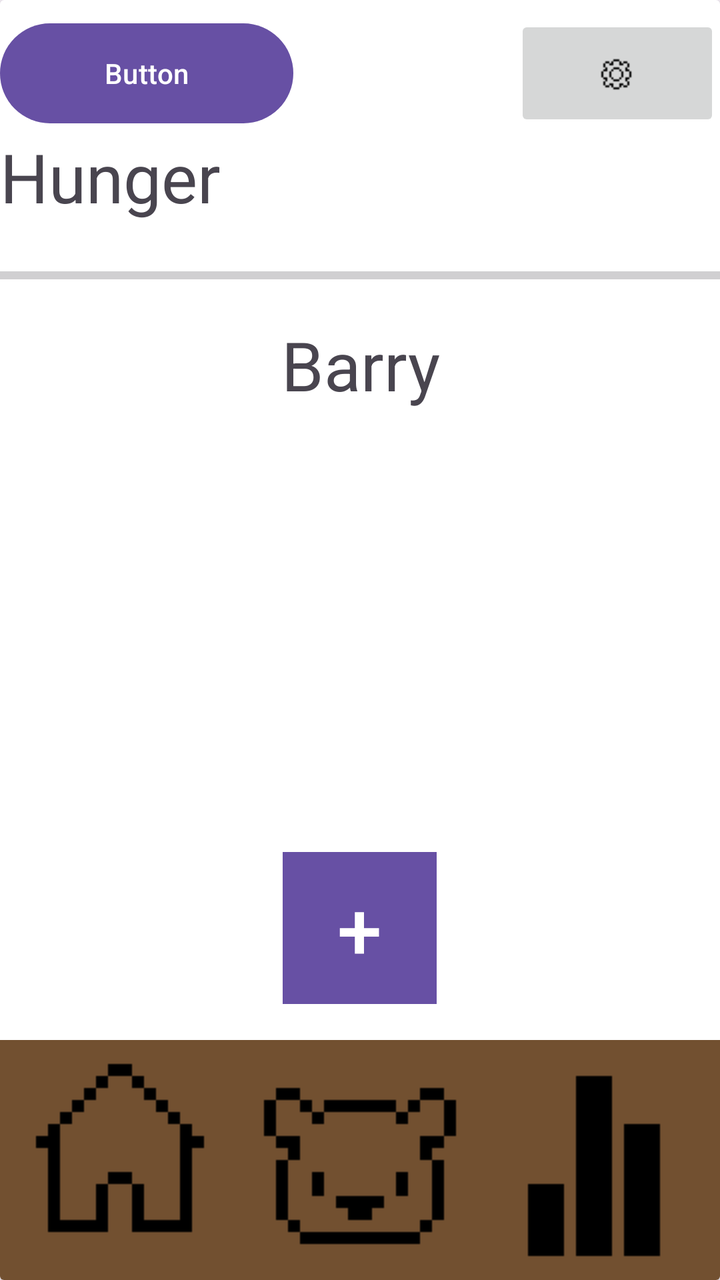
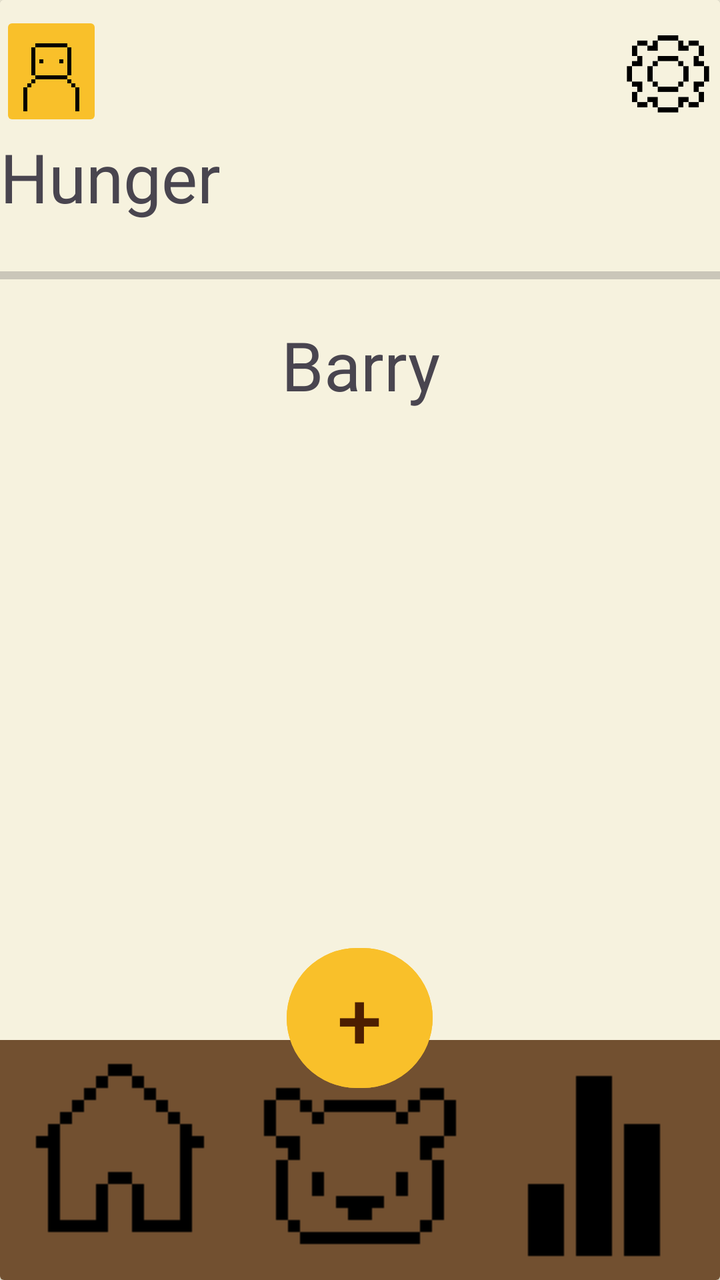

Compare the two renders of this Android layout. The source of the first and the diff that turns it into the second are given below.
<!-- AndroidManifest.xml: application theme Theme.BeeBudgetingLimited -->
<!-- res/layout/activity_barry_dress_up.xml -->
<?xml version="1.0" encoding="utf-8"?>
<androidx.drawerlayout.widget.DrawerLayout xmlns:android="http://schemas.android.com/apk/res/android"
    xmlns:app="http://schemas.android.com/apk/res-auto"
    xmlns:tools="http://schemas.android.com/tools"
    android:id="@+id/main"
    android:layout_width="match_parent"
    android:layout_height="match_parent"
    tools:context=".BarryCareScreen">

    <androidx.cardview.widget.CardView
        android:layout_width="match_parent"
        android:layout_height="wrap_content">

        <LinearLayout
            android:id="@+id/text"
            android:layout_width="match_parent"
            android:layout_height="503dp"
            android:gravity="bottom"
            android:orientation="vertical">

            <LinearLayout
                android:layout_width="match_parent"
                android:layout_height="58dp"
                android:orientation="horizontal">

                <Button
                    android:id="@+id/ProfileBtn"
                    android:layout_width="270dp"
                    android:layout_height="match_parent"
                    android:layout_weight="1"
                    android:text="Button" />

                <ImageView
                    android:id="@+id/imageView3"
                    android:layout_width="234dp"
                    android:layout_height="wrap_content"
                    android:layout_weight="1"
                    android:alpha="0"
                    app:srcCompat="@drawable/house" />

                <ImageButton
                    android:id="@+id/Settingbtnprf"
                    android:layout_width="226dp"
                    android:layout_height="match_parent"
                    android:layout_weight="1"
                    app:srcCompat="@drawable/cogicon" />

            </LinearLayout>

            <LinearLayout
                android:layout_width="match_parent"
                android:layout_height="50dp"
                android:orientation="horizontal">

                <TextView
                    android:id="@+id/textView2"
                    android:layout_width="wrap_content"
                    android:layout_height="match_parent"
                    android:layout_weight="1"
                    android:text="@string/hunger"
                    android:textSize="34sp" />
            </LinearLayout>

            <ProgressBar
                android:id="@+id/progressBar"
                style="?android:attr/progressBarStyleHorizontal"
                android:layout_width="match_parent"
                android:layout_height="44dp" />

            <TextView
                android:id="@+id/textView6"
                android:layout_width="match_parent"
                android:layout_height="wrap_content"
                android:text="@string/barry"
                android:textAlignment="center"
                android:textSize="34sp" />

            <LinearLayout
                android:layout_width="match_parent"
                android:layout_height="298dp"
                android:layout_gravity="bottom"
                android:foregroundGravity="bottom"
                android:gravity="bottom"
                android:orientation="horizontal">

                <ScrollView
                    android:layout_width="match_parent"
                    android:layout_height="match_parent">

                    <LinearLayout
                        android:layout_width="match_parent"
                        android:layout_height="wrap_content"
                        android:orientation="vertical" />
                </ScrollView>
            </LinearLayout>

        </LinearLayout>

        <LinearLayout
            android:layout_width="match_parent"
            android:layout_height="226dp"
            android:layout_gravity="bottom"
            android:layout_weight="1"
            android:gravity="bottom"
            android:orientation="vertical">

            <Button
                android:id="@+id/Addbtn"
                android:layout_width="77dp"
                android:layout_height="76dp"
                android:layout_gravity="center"
                android:background="#f2c560"
                android:text="@string/plus"
                android:textColorLink="#f2c560"
                android:textSize="40dp"
                app:iconSize="50dp" />

            <LinearLayout
                android:layout_width="match_parent"
                android:layout_height="138dp"
                android:layout_gravity="bottom"
                android:gravity="bottom"
                android:orientation="horizontal">

                <ImageButton
                    android:id="@+id/Homebtn"
                    android:layout_width="wrap_content"
                    android:layout_height="wrap_content"
                    android:layout_weight="1"
                    android:background="#725030"
                    app:srcCompat="@drawable/houseicon" />

                <ImageButton
                    android:id="@+id/Barrybtn"
                    android:layout_width="wrap_content"
                    android:layout_height="wrap_content"
                    android:layout_weight="1"
                    android:background="#725030"
                    app:srcCompat="@drawable/bearicon" />

                <ImageButton
                    android:id="@+id/Analyticsbtn"
                    android:layout_width="wrap_content"
                    android:layout_height="wrap_content"
                    android:layout_weight="1"
                    android:background="#725030"
                    app:srcCompat="@drawable/analyticsicon" />

            </LinearLayout>
        </LinearLayout>

        <androidx.cardview.widget.CardView
            android:layout_width="match_parent"
            android:layout_height="wrap_content" />

    </androidx.cardview.widget.CardView>
</androidx.drawerlayout.widget.DrawerLayout>
<!-- resources referenced by this layout -->
<resources>
  <!-- drawable analyticsicon: png bitmap (drawable, 346 bytes) -->
  <!-- drawable bearicon: png bitmap (drawable, 423 bytes) -->
  <!-- drawable cogicon: png bitmap (drawable, 168 bytes) -->
  <!-- drawable house: png bitmap (drawable, 413934 bytes) -->
  <!-- drawable houseicon: png bitmap (drawable, 405 bytes) -->
  <string name="barry">Barry</string>
  <string name="hunger">Hunger</string>
  <string name="plus">+</string>
  <style name="Theme.BeeBudgetingLimited" parent="Base.Theme.BeeBudgetingLimited" />
  <style name="Base.Theme.BeeBudgetingLimited" parent="Theme.Material3.DayNight.NoActionBar">
          
          
      </style>
</resources>

<!-- the commit's change to res/layout/activity_barry_dress_up.xml (unified diff, before → after) -->
@@ -5,44 +5,51 @@
     android:id="@+id/main"
     android:layout_width="match_parent"
     android:layout_height="match_parent"
-    tools:context=".BarryCareScreen">
+    tools:context=".BarryCareScreen"
+    android:background="@color/Cream">
 
     <androidx.cardview.widget.CardView
         android:layout_width="match_parent"
-        android:layout_height="wrap_content">
+        android:layout_height="wrap_content"
+        app:cardBackgroundColor="@color/Cream">
 
         <LinearLayout
             android:id="@+id/text"
             android:layout_width="match_parent"
             android:layout_height="503dp"
             android:gravity="bottom"
-            android:orientation="vertical">
+            android:orientation="vertical"
+            android:background="@color/Cream">
 
             <LinearLayout
                 android:layout_width="match_parent"
-                android:layout_height="58dp"
+                android:layout_height="60dp"
                 android:orientation="horizontal">
 
-                <Button
+                <ImageButton
                     android:id="@+id/ProfileBtn"
-                    android:layout_width="270dp"
-                    android:layout_height="match_parent"
-                    android:layout_weight="1"
-                    android:text="Button" />
+                    app:srcCompat="@drawable/profileicon"
+                    android:layout_width="0dp"
+                    android:layout_height="wrap_content"
+                    android:layout_weight="0.2"
+                    android:backgroundTint="@color/Bright_yellow"
+                    android:scaleType="centerCrop" />
 
                 <ImageView
                     android:id="@+id/imageView3"
-                    android:layout_width="234dp"
+                    android:layout_width="0dp"
                     android:layout_height="wrap_content"
                     android:layout_weight="1"
                     android:alpha="0"
-                    app:srcCompat="@drawable/house" />
+                    app:srcCompat="@drawable/house"/>
 
                 <ImageButton
-                    android:id="@+id/Settingbtnprf"
-                    android:layout_width="226dp"
+                    android:id="@+id/Settingsbtn"
+                    android:scaleType="fitCenter"
+                    android:layout_width="0dp"
                     android:layout_height="match_parent"
-                    android:layout_weight="1"
+                    android:layout_weight="0.2"
+                    android:background="@android:color/transparent"
                     app:srcCompat="@drawable/cogicon" />
 
             </LinearLayout>
@@ -96,29 +103,15 @@
 
         </LinearLayout>
 
-        <LinearLayout
+        <RelativeLayout
+            android:id="@+id/bottomBar"
             android:layout_width="match_parent"
-            android:layout_height="226dp"
-            android:layout_gravity="bottom"
-            android:layout_weight="1"
-            android:gravity="bottom"
-            android:orientation="vertical">
-
-            <Button
-                android:id="@+id/Addbtn"
-                android:layout_width="77dp"
-                android:layout_height="76dp"
-                android:layout_gravity="center"
-                android:background="#f2c560"
-                android:text="@string/plus"
-                android:textColorLink="#f2c560"
-                android:textSize="40dp"
-                app:iconSize="50dp" />
+            android:layout_height="170dp"
+            android:layout_gravity="bottom">
 
             <LinearLayout
                 android:layout_width="match_parent"
-                android:layout_height="138dp"
-                android:layout_gravity="bottom"
+                android:layout_height="match_parent"
                 android:gravity="bottom"
                 android:orientation="horizontal">
 
@@ -147,11 +140,22 @@
                     app:srcCompat="@drawable/analyticsicon" />
 
             </LinearLayout>
-        </LinearLayout>
 
-        <androidx.cardview.widget.CardView
-            android:layout_width="match_parent"
-            android:layout_height="wrap_content" />
+            <Button
+                android:id="@+id/Addbtn"
+                android:layout_width="73dp"
+                android:layout_height="78dp"
+                android:layout_centerHorizontal="true"
+                android:layout_marginTop="0dp"
+
+                android:backgroundTint="@color/Bright_yellow"
+                android:text="+"
+                android:textColor="@color/Dark_brown"
+                android:textColorLink="#f2c560"
+                android:textSize="40dp" />
+
+        </RelativeLayout>
 
     </androidx.cardview.widget.CardView>
+
 </androidx.drawerlayout.widget.DrawerLayout>
<!-- resource entries referenced after the edit -->
@@ -1,13 +1,16 @@
 <!-- resources referenced by this layout -->
 <resources>
+  <color name="Bright_yellow">#f9c02a</color>
+  <color name="Cream">#f6f2de</color>
+  <color name="Dark_brown">#4c1e01</color>
   <!-- drawable analyticsicon: png bitmap (drawable, 346 bytes) -->
   <!-- drawable bearicon: png bitmap (drawable, 423 bytes) -->
-  <!-- drawable cogicon: png bitmap (drawable, 168 bytes) -->
+  <!-- drawable cogicon: png bitmap (drawable, 702 bytes) -->
   <!-- drawable house: png bitmap (drawable, 413934 bytes) -->
   <!-- drawable houseicon: png bitmap (drawable, 405 bytes) -->
+  <!-- drawable profileicon: png bitmap (drawable, 471 bytes) -->
   <string name="barry">Barry</string>
   <string name="hunger">Hunger</string>
-  <string name="plus">+</string>
   <style name="Theme.BeeBudgetingLimited" parent="Base.Theme.BeeBudgetingLimited" />
   <style name="Base.Theme.BeeBudgetingLimited" parent="Theme.Material3.DayNight.NoActionBar">
           
